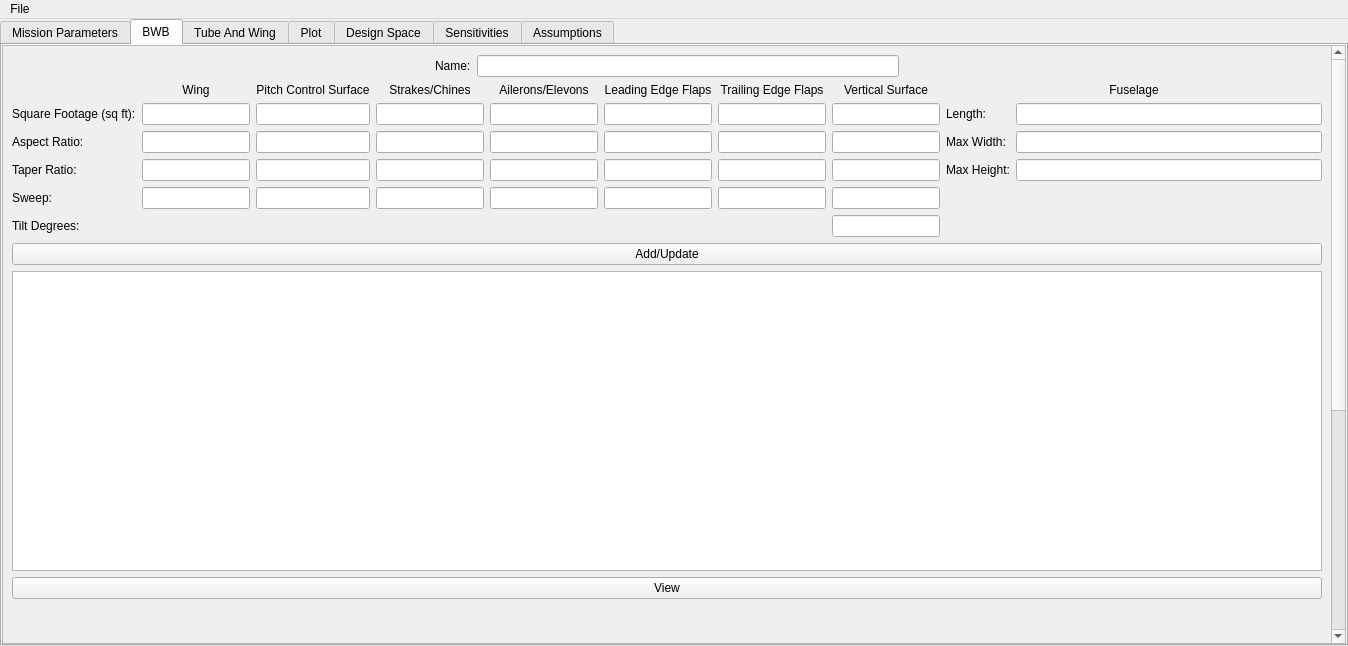
bsannar/Capstone_BWB, file BWB_GUI/form.ui: the form before one commit.
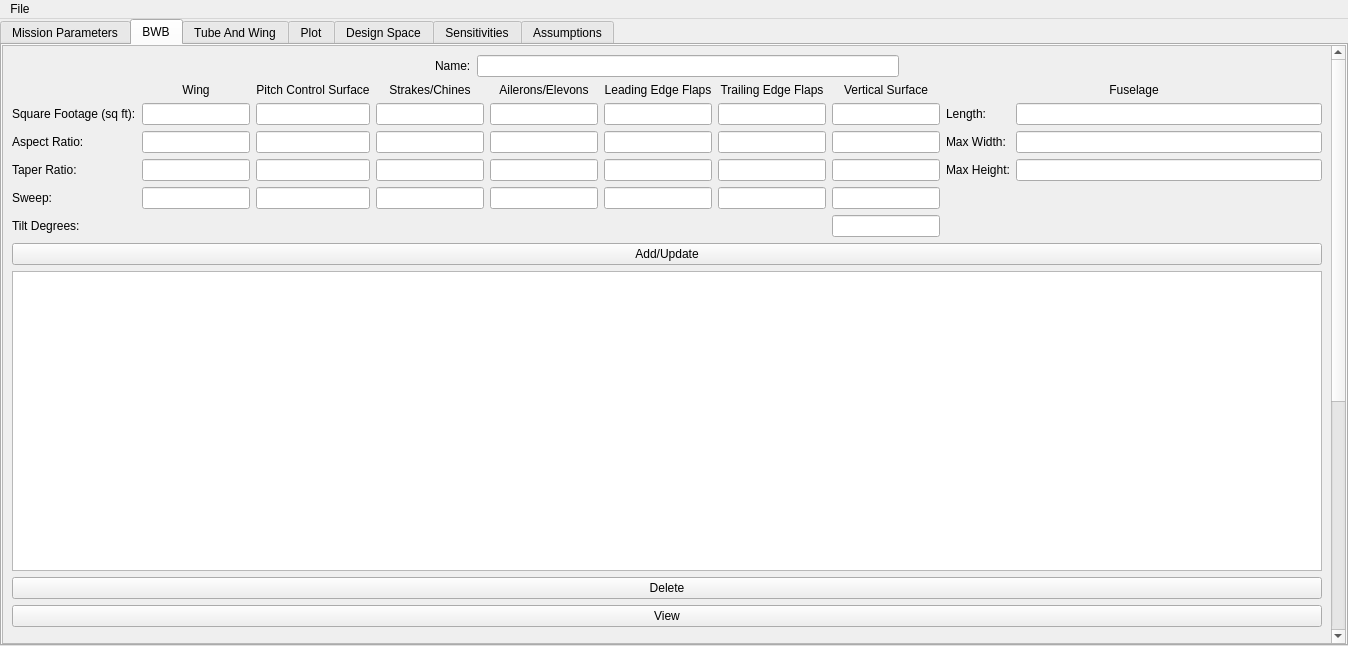
The form after the commit. The open tabs and pages were chosen to show the change.

Commit message: Added delete button to Bwb list. Implemented lift over drag and max payload calculations.

What changed in the file:
```diff
--- a/BWB_GUI/form.ui
+++ b/BWB_GUI/form.ui
@@ -580,7 +580,7 @@
              <x>0</x>
              <y>0</y>
              <width>1325</width>
-             <height>1044</height>
+             <height>1080</height>
             </rect>
            </property>
            <layout class="QVBoxLayout" name="verticalLayout_3">
@@ -911,6 +911,13 @@
               </property>
              </widget>
             </item>
+            <item>
+             <widget class="QPushButton" name="btnDeleteBwb">
+              <property name="text">
+               <string>Delete</string>
+              </property>
+             </widget>
+            </item>
             <item>
              <widget class="QPushButton" name="btnViewBWB">
               <property name="text">
```
The commit also changes 4 other files.
